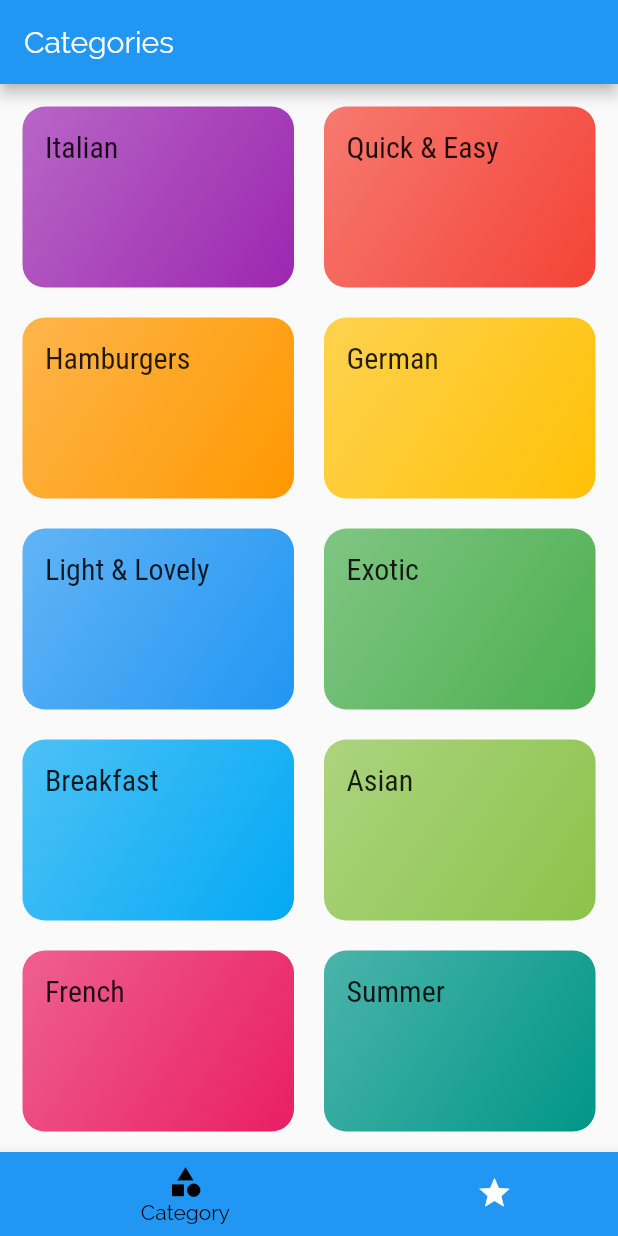
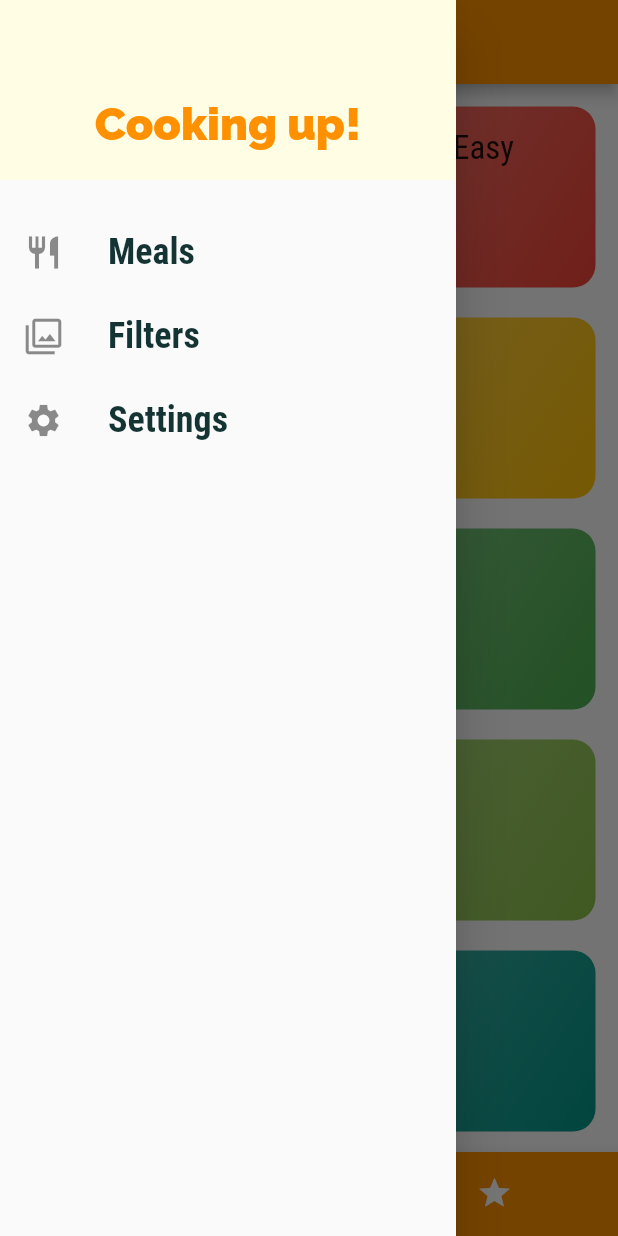
Before and after one commit to ozyildirim/flutter-meals-app, a Flutter app: the screen it shows after launch, with the side drawer open (before the commit the screen has no drawer), on a phone screen of 412 x 824 dp. Run offline on Flutter 3.47's test engine with Material 2 defaults, Android fonts, the phone set to English and light mode, and no system bars.

Commit message:
data between pages

```diff
--- a/lib/main.dart
+++ b/lib/main.dart
@@ -1,6 +1,7 @@
 import 'package:flutter/material.dart';
 import 'package:meal_app/screens/categories_screen.dart';
 import 'package:meal_app/screens/category_meals_screen.dart';
+import 'package:meal_app/screens/filters_screen.dart';
 import 'package:meal_app/screens/meal_detail_screen.dart';
 import 'package:meal_app/screens/tabs_screen.dart';
 
@@ -15,7 +16,8 @@ class MyApp extends StatelessWidget {
       debugShowCheckedModeBanner: false,
       title: 'KutiMeal',
       theme: ThemeData(
-        primarySwatch: Colors.blue,
+        primaryColor: Color(0xffff9100),
+        primaryColorLight: Color(0xffffc246),
         accentColor: Color.fromRGBO(255, 254, 229, 1),
         fontFamily: "Raleway",
         textTheme: ThemeData.light().textTheme.copyWith(
@@ -26,7 +28,7 @@ class MyApp extends StatelessWidget {
                 color: Color.fromRGBO(20, 51, 51, 1),
               ),
               title: TextStyle(
-                fontSize: 20,
+                fontSize: 22,
                 fontFamily: "RobotoCondensed",
               ),
             ),
@@ -35,7 +37,8 @@ class MyApp extends StatelessWidget {
       routes: {
         '/': (context) => TabsScreen(),
         CategoryMealsScreen.routeName: (context) => CategoryMealsScreen(),
-        MealDetailScreen.routeName: (context) => MealDetailScreen()
+        MealDetailScreen.routeName: (context) => MealDetailScreen(),
+        FiltersScreen.routeName: (context) => FiltersScreen(),
       },
       onUnknownRoute: (settings) {
         return MaterialPageRoute(
--- /dev/null
+++ b/lib/screens/filters_screen.dart
@@ -0,0 +1,21 @@
+import 'package:flutter/material.dart';
+import 'package:meal_app/widgets/main_drawer.dart';
+
+class FiltersScreen extends StatelessWidget {
+  static const routeName = '/filters-screen';
+
+  @override
+  Widget build(BuildContext context) {
+    return Scaffold(
+      appBar: AppBar(
+        title: Text("Filters"),
+      ),
+      body: Center(
+        child: Text("Filters"),
+      ),
+      drawer: Drawer(
+        child: MainDrawer(),
+      ),
+    );
+  }
+}
--- a/lib/screens/tabs_screen.dart
+++ b/lib/screens/tabs_screen.dart
@@ -1,6 +1,7 @@
 import 'package:flutter/material.dart';
 import 'package:meal_app/screens/categories_screen.dart';
 import 'package:meal_app/screens/favorites_screen.dart';
+import 'package:meal_app/widgets/main_drawer.dart';
 
 class TabsScreen extends StatefulWidget {
   @override
@@ -26,6 +27,9 @@ class _TabsScreenState extends State<TabsScreen> {
       appBar: AppBar(
         title: Text(_pages[_selectedPageIndex]['title']),
       ),
+      drawer: Drawer(
+        child: MainDrawer(),
+      ),
       body: _pages[_selectedPageIndex]['page'],
       bottomNavigationBar: BottomNavigationBar(
         onTap: _selectPage,
--- /dev/null
+++ b/lib/widgets/main_drawer.dart
@@ -0,0 +1,54 @@
+import 'package:flutter/material.dart';
+import 'package:meal_app/screens/filters_screen.dart';
+
+class MainDrawer extends StatelessWidget {
+  Widget buildListTile(String title, IconData icon, Function tapHandler) {
+    return ListTile(
+      leading: Icon(
+        icon,
+        size: 26,
+      ),
+      title: Text(
+        title,
+        style: TextStyle(
+            fontFamily: "RobotoCondensed",
+            fontSize: 24,
+            fontWeight: FontWeight.bold),
+      ),
+      onTap: tapHandler,
+    );
+  }
+
+  @override
+  Widget build(BuildContext context) {
+    return Column(children: [
+      Container(
+        height: 120,
+        width: double.infinity,
+        padding: EdgeInsets.all(20),
+        alignment: Alignment.bottomCenter,
+        color: Theme.of(context).accentColor,
+        child: Text(
+          "Cooking up!",
+          style: TextStyle(
+            fontSize: 30,
+            fontWeight: FontWeight.w900,
+            color: Theme.of(context).primaryColor,
+          ),
+        ),
+      ),
+      SizedBox(
+        height: 20,
+      ),
+      buildListTile("Meals", Icons.restaurant, () {
+        Navigator.of(context).pushReplacementNamed('/');
+      }),
+      buildListTile("Filters", Icons.filter, () {
+        Navigator.of(context).pushReplacementNamed(FiltersScreen.routeName);
+      }),
+      buildListTile("Settings", Icons.settings, () {
+        Navigator.of(context).pushReplacementNamed('/settings');
+      })
+    ]);
+  }
+}
```
Also changed, not shown: lib/models/meal.dart (+4 -3 lines), lib/screens/category_meals_screen.dart (+44 -20 lines), lib/screens/meal_detail_screen.dart (+12 -3 lines), lib/widgets/meal_item.dart (+20 -7 lines).
